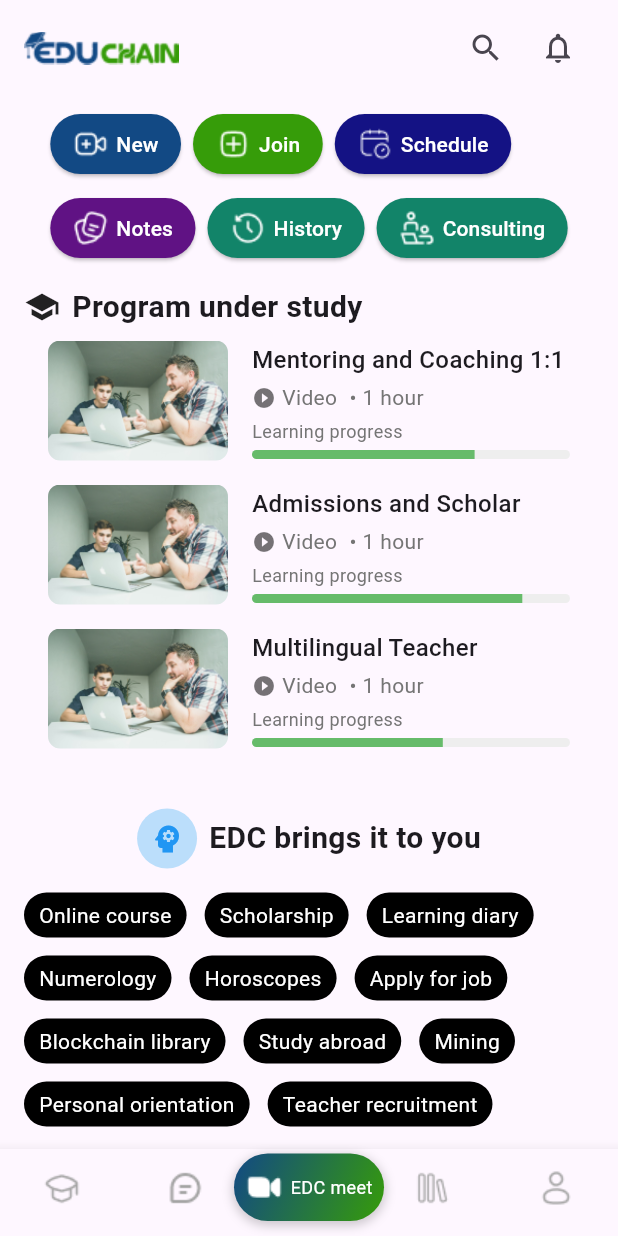
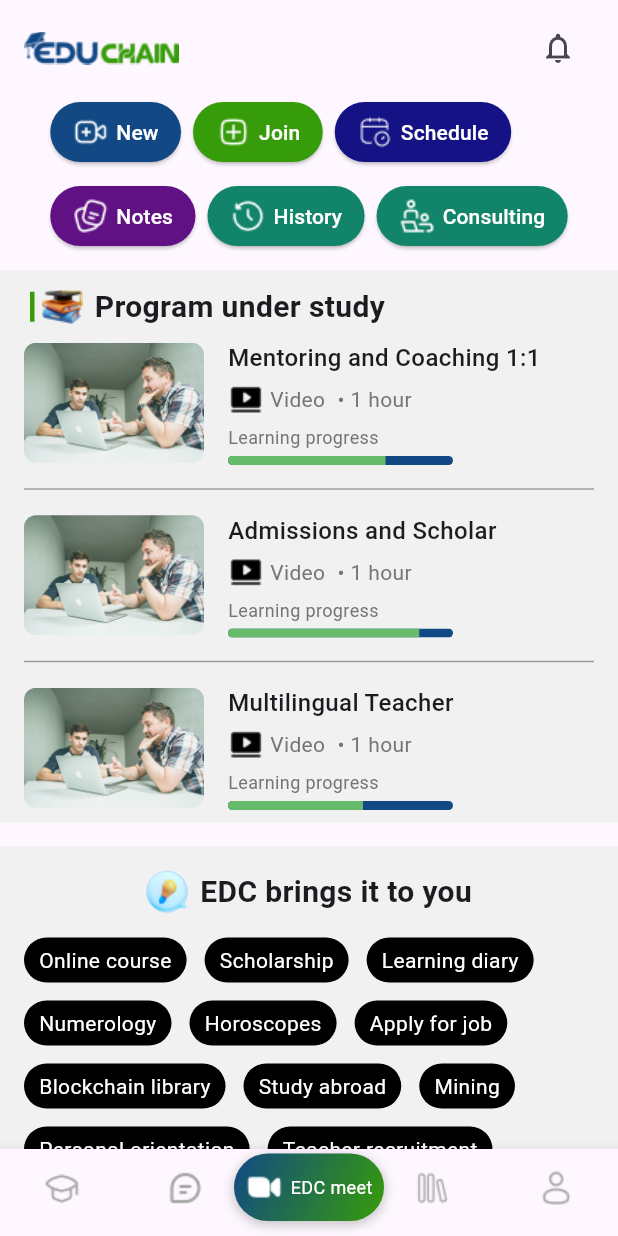
Before and after one commit to dangtu2111/edc_ui, a Flutter app: the NewsFeedScreen screen opened directly, on a phone screen of 412 x 824 dp. Run offline on Flutter 3.47's test engine with Material 3 defaults, Android fonts, the phone set to English and light mode, and no system bars; our stand-ins replace image_picker, share_plus.

Commit message:
update color

```diff
--- a/lib/Authen/NewFeed.dart
+++ b/lib/Authen/NewFeed.dart
@@ -8,6 +8,8 @@ class NewsFeedScreen extends StatelessWidget {
   Widget build(BuildContext context) {
     return Scaffold(
       body: SafeArea(
+        child: Container(
+
           child: SingleChildScrollView(
             child: Column(
               children: [
@@ -18,14 +20,24 @@ class NewsFeedScreen extends StatelessWidget {
                 _listButton(),
 
                 Container(
-                padding: const EdgeInsets.all(16.0),
+                  margin: EdgeInsets.only(top: 16),
+                  color: const Color(0xFFF1F1F1),
                   child: Column(
 
                     children: [
                       SizedBox(height: 10,),
                       Row(
-                    children: const [
-                    Icon(Icons.school, size: 24),
+                      children:  [
+                        SizedBox(width: 20,),
+                        Container(
+                          padding:  EdgeInsets.zero,
+                          width: 3.0, // Độ rộng của đường kẻ
+                          height: 20, // Chiều cao của đường kẻ
+                          color: Color(0xFF369c09),
+                          // Màu sắc của đường kẻ
+                        ),
+                      SizedBox(width: 5,),
+                      Image.asset("assets/images/logo05.png"),
                       SizedBox(width: 8),
                       Text(
                         'Program under study',
@@ -44,11 +56,25 @@ class NewsFeedScreen extends StatelessWidget {
                         duration: '1 hour',
                         progress: 0.7,
                       ),
+                      Divider(
+                        color: Colors.grey, // Màu sắc của đường kẻ
+                        thickness: 1.0,
+                        indent: 16,
+                        endIndent: 16,// Độ dày của đường kẻ
+                        // Khoảng cách từ cạnh phải
+                      ),
                       _buildCourseItem(
                         image: 'assets/images/image01.png',
                         title: 'Admissions and Scholar',
                         duration: '1 hour',
                         progress: 0.85,
+                      ),
+                      Divider(
+                        color: Colors.grey, // Màu sắc của đường kẻ
+                        thickness: 1.0,
+                        indent: 16,
+                        endIndent: 16,// Độ dày của đường kẻ
+                        // Khoảng cách từ cạnh phải
                       ),
                       _buildCourseItem(
                         image: 'assets/images/image01.png',
@@ -59,7 +85,12 @@ class NewsFeedScreen extends StatelessWidget {
                     ],
                   ),
                 ),
-            Column(
+
+
+                Container(
+                  margin: EdgeInsets.only(top:16),
+                  color:const Color(0xFFF1F1F1) ,
+                  child: Column(
                   crossAxisAlignment: CrossAxisAlignment.start,
                   children: [
                     // Header with logo
@@ -69,16 +100,13 @@ class NewsFeedScreen extends StatelessWidget {
                         mainAxisAlignment: MainAxisAlignment.center, // Căn giữa nội dung trong Row
                         children: [
                           Container(
-                        padding: const EdgeInsets.all(8),
+                            width:28,
                             decoration: BoxDecoration(
                               color: Colors.blue[100],
                               shape: BoxShape.circle,
+
                             ),
-                        child: const Icon(
-                          Icons.psychology, // You can replace with your actual logo
-                          color: Colors.blue,
-                          size: 24,
-                        ),
+                            child: Image.asset("assets/images/icon/icon19.png"),
                           ),
                           const SizedBox(width: 8),
                           const Text(
@@ -116,8 +144,12 @@ class NewsFeedScreen extends StatelessWidget {
                     ),
                   ],
                                 ),
+                ),
                 SizedBox(height: 20),
-              Row(
+                Container(
+                  margin: EdgeInsets.only(top: 16),
+                  color: const Color(0xFFF1F1F1),
+                  child: Row(
                     children: [
                       SizedBox(width: 20,),
                       Container(
@@ -151,12 +183,14 @@ class NewsFeedScreen extends StatelessWidget {
                       ),
                     ],
                   ),
+                ),
                 SizedBox(height: 10),
                 // Content Feed
                 _buildContentFeed(),
 
 
               ],
+            ),
           ),
         ),
       ),
@@ -235,10 +269,7 @@ class NewsFeedScreen extends StatelessWidget {
           Image.asset("assets/images/logo04.png"),
           Row(
             children: [
-              IconButton(
-                icon: const Icon(Icons.search),
-                onPressed: () {},
-              ),
+
               IconButton(
                 icon: const Icon(Icons.notifications_outlined),
                 onPressed: () {},
@@ -253,7 +284,6 @@ class NewsFeedScreen extends StatelessWidget {
   Widget _listButton() {
     return Container(
       height: 100,
-      padding: const EdgeInsets.symmetric(vertical: 8),
       child: Wrap(  // Dùng Wrap để tự động xuống dòng khi cần
         spacing: 8.0,  // Khoảng cách giữa các nút
         runSpacing: 8.0,  // Khoảng cách giữa các hàng (nếu xuống dòng)
@@ -395,7 +425,9 @@ class NewsFeedScreen extends StatelessWidget {
 
 
   Widget _buildContentFeed() {
-    return Column(
+    return Container(
+      color: const Color(0xFFF1F1F1),
+      child: Column(
         children:[
 
 
@@ -405,6 +437,7 @@ class NewsFeedScreen extends StatelessWidget {
                 (index) => _buildFeedItem(),
           ),
         ),]
+      ),
     );
   }
   Widget _buildCourseItem({
@@ -414,6 +447,7 @@ class NewsFeedScreen extends StatelessWidget {
     required double progress,
   }) {
     return Container(
+        color: const Color(0xFFF1F1F1),
         padding: const EdgeInsets.symmetric(horizontal: 16, vertical: 8),
         child: Row(
           children: [
@@ -454,10 +488,7 @@ class NewsFeedScreen extends StatelessWidget {
                   // Video Duration
                   Row(
                     children: [
-                      const Icon(Icons.play_circle_filled,
-                          size: 16,
-                          color: Colors.black54
-                      ),
+                      Image.asset("assets/images/icon/video.png",width: 24,),
                       const SizedBox(width: 4),
                       Text(
                         'Video',
@@ -489,15 +520,19 @@ class NewsFeedScreen extends StatelessWidget {
                   const SizedBox(height: 4),
 
                   // Progress Bar
-                  ClipRRect(
+                  Container(
+                    width: 150,
+                    child: ClipRRect(
+
                       borderRadius: BorderRadius.circular(10),
                       child: LinearProgressIndicator(
                         value: progress,
-                      backgroundColor: Colors.grey[200],
+                        backgroundColor: Color(0xFF124984),
                         valueColor: AlwaysStoppedAnimation<Color>(
                           Colors.green[400]!,
                         ),
                         minHeight: 6,
+                      ),
                     ),
                   ),
                 ],
@@ -510,21 +545,17 @@ class NewsFeedScreen extends StatelessWidget {
   }
 
   Widget _buildFeedItem() {
-    return Column(
+    return Container(
+      color: const Color(0xFFF1F1F1),
+      child: Column(
         children:[
 
           Container(
           padding: const EdgeInsets.symmetric(vertical: 0,horizontal: 16),
           decoration: BoxDecoration(
-          color: Colors.white,
+
             borderRadius: BorderRadius.circular(8),
-          boxShadow: [
-            BoxShadow(
-              color: Colors.grey.withOpacity(0.1),
-              spreadRadius: 1,
-              blurRadius: 1,
-            ),
-          ],
+
           ),
           child: Column(
             crossAxisAlignment: CrossAxisAlignment.start,
@@ -535,6 +566,7 @@ class NewsFeedScreen extends StatelessWidget {
               // Post Content
               const SizedBox(height: 12),
               Container(
+
                 height: 200,
                 width: double.infinity,
                 decoration: BoxDecoration(
@@ -545,6 +577,7 @@ class NewsFeedScreen extends StatelessWidget {
               ),
               SizedBox(height: 8,),
               Container(
+                color: const Color(0xFFF1F1F1),
                 child: Text("A teacher’s guide to different types of assessments",style:TextStyle(
                   fontWeight: FontWeight.w600,
                   fontSize: 20
@@ -583,6 +616,7 @@ class NewsFeedScreen extends StatelessWidget {
             height: 48,
           ),
         ]
+      ),
     );
   }
 
--- a/pubspec.yaml
+++ b/pubspec.yaml
@@ -43,6 +43,7 @@ flutter:
     - assets/images/logo05.png
     - assets/images/background01.png
     - assets/images/background02.png
+    - assets/images/icon/icon00.png
     - assets/images/icon/icon01.png
     - assets/images/icon/icon02.png
     - assets/images/icon/icon03.png
@@ -61,6 +62,8 @@ flutter:
     - assets/images/icon/icon16.png
     - assets/images/icon/icon17.png
     - assets/images/icon/icon18.png
+    - assets/images/icon/icon19.png
+    - assets/images/icon/video.png
     - assets/images/icon/vietnam.png
     - assets/images/icon/google.png
     - assets/images/icon/facebook.png
```
Also changed, not shown: lib/Authen/GenderSheet.dart (+5 -2 lines), lib/Authen/addContact.dart (+4 -8 lines), lib/Authen/chooseNumber.dart (+37 -8 lines), lib/Authen/createAccount.dart (+2 -7 lines), lib/Authen/enterPass.dart (+47 -23 lines), lib/Authen/newPass.dart (+13 -4 lines), lib/Authen/welcomScreen.dart (+5 -4 lines), lib/main.dart (+7 -2 lines), assets/images/icon/icon00.png (added), assets/images/icon/icon19.png (added), assets/images/icon/video.png (added). Lines whose indentation alone changed are shown as unchanged.
